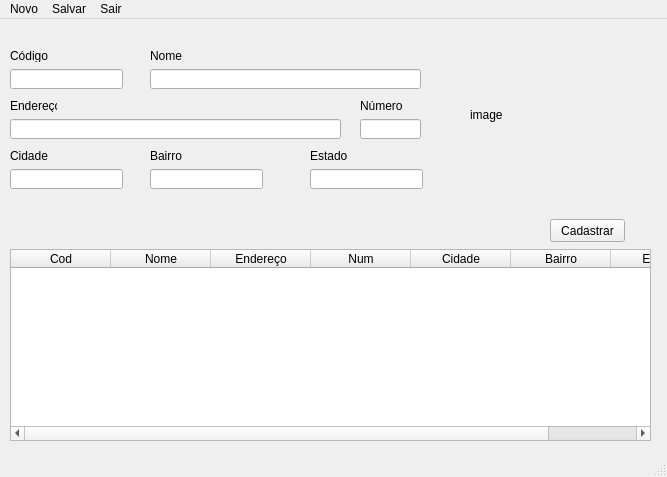
Before: the Qt Designer form portifolio/python/interface/mainwindow_2.ui in GussSoares/Projetos, drawn with Qt 5.
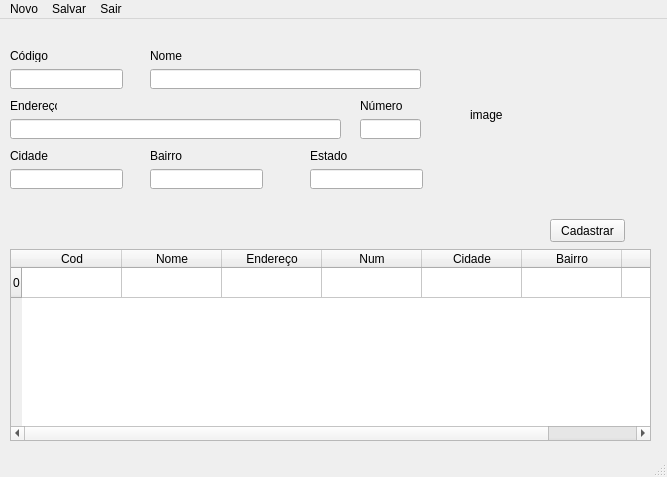
After: the same form once the commit is applied.

Patch:
```diff
--- a/portifolio/python/interface/mainwindow_2.ui
+++ b/portifolio/python/interface/mainwindow_2.ui
@@ -213,6 +213,11 @@
       <height>192</height>
      </rect>
     </property>
+    <row>
+     <property name="text">
+      <string>0</string>
+     </property>
+    </row>
     <column>
      <property name="text">
       <string>Cod</string>
@@ -248,6 +253,11 @@
       <string>Estado</string>
      </property>
     </column>
+    <item row="0" column="0">
+     <property name="text">
+      <string/>
+     </property>
+    </item>
    </widget>
   </widget>
   <widget class="QStatusBar" name="statusbar"/>
```
